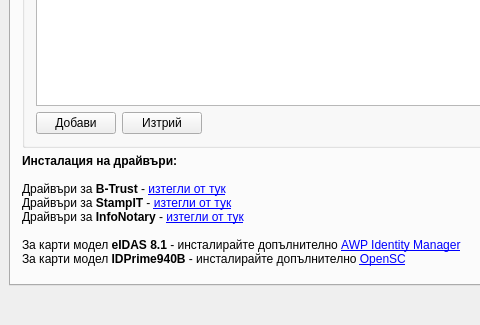
Above: src/View/Widgets/SettingsDialog.ui from thefinalcutbg/DinoDent before the change; both pictures show x 0 to 480 and y 325 to 650 of the 818 by 650 pixel window. Below: the same form after it.
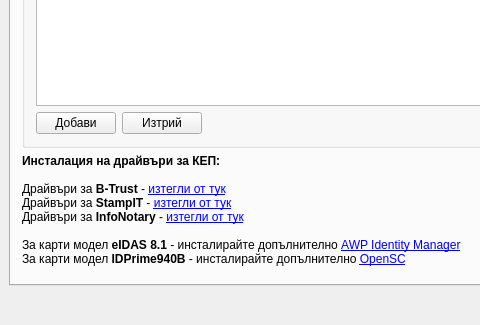
That is the form after the change. Custom widgets are drawn as their Qt base class.

Patch:
```diff
--- a/src/View/Widgets/SettingsDialog.ui
+++ b/src/View/Widgets/SettingsDialog.ui
@@ -312,7 +312,7 @@
        <item>
         <widget class="QLabel" name="label_4">
          <property name="text">
-          <string>&lt;html&gt;&lt;head/&gt;&lt;body&gt;&lt;p&gt;&lt;span style=&quot; font-weight:700;&quot;&gt;Инсталация на драйвъри:&lt;br/&gt;&lt;/span&gt;&lt;br/&gt;Драйвъри за &lt;span style=&quot; font-weight:700;&quot;&gt;B-Trust&lt;/span&gt; - &lt;a href=&quot;https://www.stampit.org/bg/page/795&quot;&gt;&lt;span style=&quot; text-decoration: underline; color:#0000ff;&quot;&gt;изтегли от тук&lt;/span&gt;&lt;/a&gt;&lt;br/&gt;Драйвъри за &lt;span style=&quot; font-weight:700;&quot;&gt;StampIT&lt;/span&gt; - &lt;a href=&quot;https://www.b-trust.bg/client-center/signature-installation&quot;&gt;&lt;span style=&quot; text-decoration: underline; color:#0000ff;&quot;&gt;изтегли от тук&lt;/span&gt;&lt;/a&gt;&lt;br/&gt;Драйвъри за &lt;span style=&quot; font-weight:700;&quot;&gt;InfoNotary&lt;/span&gt; - &lt;a href=&quot;https://www.infonotary.com/?p=technical-support&quot;&gt;&lt;span style=&quot; text-decoration: underline; color:#0000ff;&quot;&gt;изтегли от тук&lt;/span&gt;&lt;/a&gt;&lt;br/&gt;&lt;br/&gt;За карти модел &lt;span style=&quot; font-weight:700;&quot;&gt;eIDAS 8.1&lt;/span&gt; - инсталирайте допълнително &lt;a href=&quot;https://installer.id.ee/media/win/installer/AWP-5.3.5-SR1.x64.en-US.msi&quot;&gt;&lt;span style=&quot; text-decoration: underline; color:#0000ff;&quot;&gt;AWP Identity Manager&lt;/span&gt;&lt;/a&gt;&lt;br/&gt;За карти модел &lt;span style=&quot; font-weight:700;&quot;&gt;IDPrime940B&lt;/span&gt; - инсталирайте допълнително &lt;a href=&quot;https://github.com/OpenSC/OpenSC/releases/download/0.23.0/OpenSC-0.23.0_win64.msi&quot;&gt;&lt;span style=&quot; text-decoration: underline; color:#0000ff;&quot;&gt;OpenSC&lt;/span&gt;&lt;/a&gt;&lt;/p&gt;&lt;/body&gt;&lt;/html&gt;</string>
+          <string>&lt;html&gt;&lt;head/&gt;&lt;body&gt;&lt;p&gt;&lt;span style=&quot; font-weight:700;&quot;&gt;Инсталация на драйвъри за КЕП:&lt;br/&gt;&lt;/span&gt;&lt;br/&gt;Драйвъри за &lt;span style=&quot; font-weight:700;&quot;&gt;B-Trust&lt;/span&gt; - &lt;a href=&quot;https://www.stampit.org/bg/page/795&quot;&gt;&lt;span style=&quot; text-decoration: underline; color:#0000ff;&quot;&gt;изтегли от тук&lt;/span&gt;&lt;/a&gt;&lt;br/&gt;Драйвъри за &lt;span style=&quot; font-weight:700;&quot;&gt;StampIT&lt;/span&gt; - &lt;a href=&quot;https://www.b-trust.bg/client-center/signature-installation&quot;&gt;&lt;span style=&quot; text-decoration: underline; color:#0000ff;&quot;&gt;изтегли от тук&lt;/span&gt;&lt;/a&gt;&lt;br/&gt;Драйвъри за &lt;span style=&quot; font-weight:700;&quot;&gt;InfoNotary&lt;/span&gt; - &lt;a href=&quot;https://www.infonotary.com/?p=technical-support&quot;&gt;&lt;span style=&quot; text-decoration: underline; color:#0000ff;&quot;&gt;изтегли от тук&lt;/span&gt;&lt;/a&gt;&lt;br/&gt;&lt;br/&gt;За карти модел &lt;span style=&quot; font-weight:700;&quot;&gt;eIDAS 8.1&lt;/span&gt; - инсталирайте допълнително &lt;a href=&quot;https://installer.id.ee/media/win/installer/AWP-5.3.5-SR1.x64.en-US.msi&quot;&gt;&lt;span style=&quot; text-decoration: underline; color:#0000ff;&quot;&gt;AWP Identity Manager&lt;/span&gt;&lt;/a&gt;&lt;br/&gt;За карти модел &lt;span style=&quot; font-weight:700;&quot;&gt;IDPrime940B&lt;/span&gt; - инсталирайте допълнително &lt;a href=&quot;https://github.com/OpenSC/OpenSC/releases/download/0.23.0/OpenSC-0.23.0_win64.msi&quot;&gt;&lt;span style=&quot; text-decoration: underline; color:#0000ff;&quot;&gt;OpenSC&lt;/span&gt;&lt;/a&gt;&lt;/p&gt;&lt;/body&gt;&lt;/html&gt;</string>
          </property>
          <property name="textFormat">
           <enum>Qt::RichText</enum>
```
